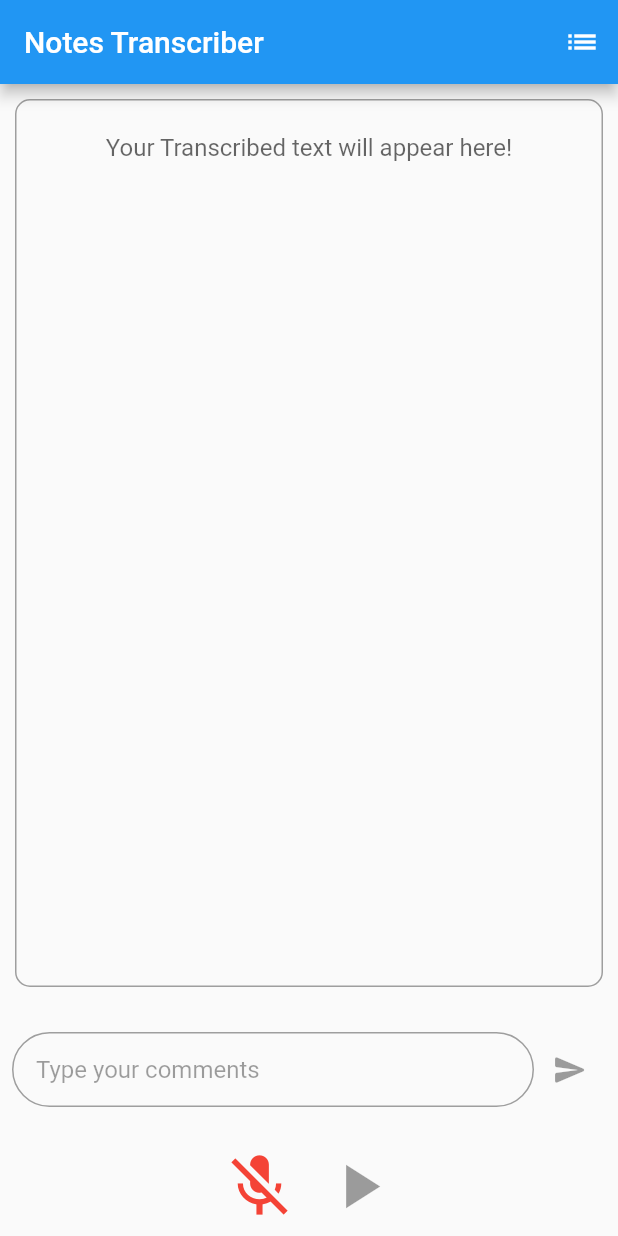
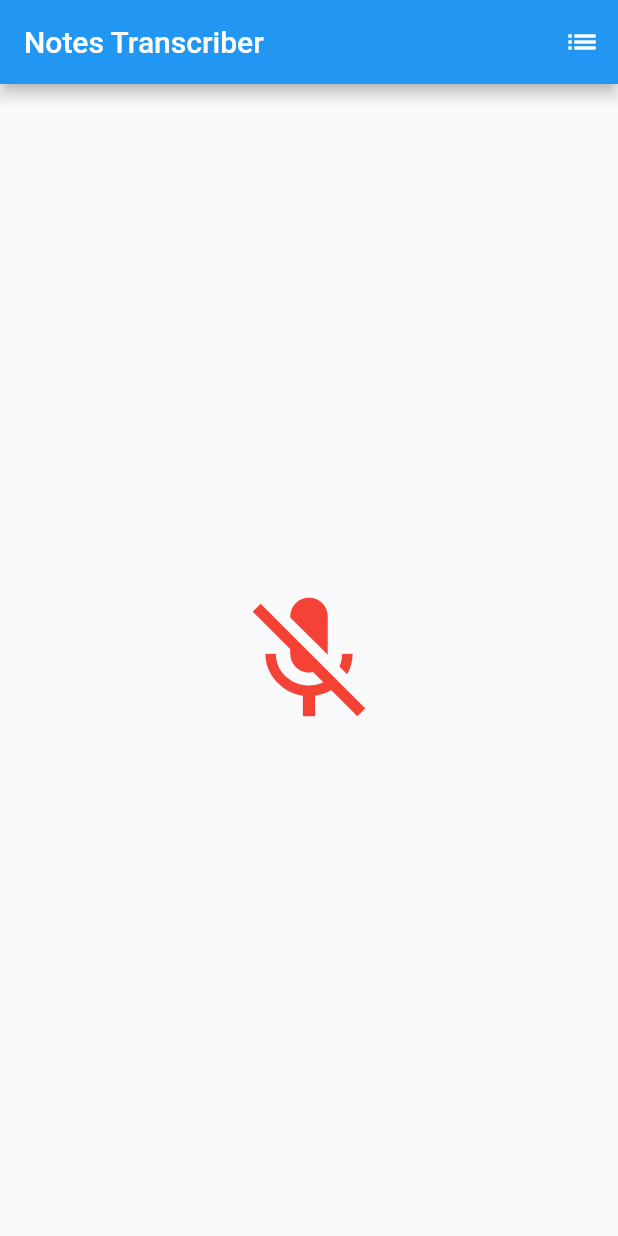
Before and after one commit to rahulroy96/audio-transcribe-ui, a Flutter app: the screen it shows after launch, after a tap on the "mic" icon, on a phone screen of 412 x 824 dp. Run offline on Flutter 3.47's test engine with Material 2 defaults, Android fonts, the phone set to English and light mode, and no system bars; our stand-ins replace permission_handler; missing offline and left inert: audio_session, flutter_sound; statements that could not run were skipped.

Commit message:
Changed the recorder view to show transcribed text only after the server call is success. Show loading screen while uploading to server

```diff
--- a/lib/screens/recorder_screen/recorder_screen.dart
+++ b/lib/screens/recorder_screen/recorder_screen.dart
@@ -17,22 +17,25 @@ import '../../constants/APIConstants.dart';
 import '../recording_list/recording_list.dart';
 
 class RecordingScreen extends StatefulWidget {
+  const RecordingScreen({super.key});
+
   @override
-  _RecordingScreenState createState() => _RecordingScreenState();
+  RecordingScreenState createState() => RecordingScreenState();
 }
 
-class _RecordingScreenState extends State<RecordingScreen> {
-  FlutterSoundRecorder _audioRecorder = FlutterSoundRecorder();
-  FlutterSoundPlayer _player = FlutterSoundPlayer();
+class RecordingScreenState extends State<RecordingScreen> {
+  final FlutterSoundRecorder _audioRecorder = FlutterSoundRecorder();
+  final FlutterSoundPlayer _player = FlutterSoundPlayer();
+  final TextEditingController _commentController = TextEditingController();
 
   String? _completeAudioFilePath;
   String? _audioFileName;
   String _transcribedText = '';
-  TextEditingController _commentController = TextEditingController();
   bool _isRecording = false;
   bool _hasRecorded = false;
   bool _isPlaying = false;
   bool _hasTranscribed = false;
+  bool _isUploading = false;
   int _transcriptionId = -1;
 
   @override
@@ -59,19 +62,15 @@ class _RecordingScreenState extends State<RecordingScreen> {
     super.dispose();
   }
 
-  Future<bool> _resetState() async {
+  void _startRecording() async {
+    if (_hasTranscribed) {
       setState(() {
-      _isRecording = false;
-      _isPlaying = false;
         _hasTranscribed = false;
-      _hasRecorded = false;
-      _transcribedText = '';
         _transcriptionId = -1;
+        _transcribedText = "";
       });
-    return true;
     }
 
-  void _startRecording() async {
     final statusMic = await Permission.microphone.request();
     if (statusMic != PermissionStatus.granted) {
       throw RecordingPermissionException('microphone permission');
@@ -101,42 +100,32 @@ class _RecordingScreenState extends State<RecordingScreen> {
 
     await _audioRecorder.openRecorder();
 
-    final session = await AudioSession.instance;
-
-    await session.configure(AudioSessionConfiguration(
-      avAudioSessionCategory: AVAudioSessionCategory.record,
-      avAudioSessionCategoryOptions:
-          AVAudioSessionCategoryOptions.allowBluetooth |
-              AVAudioSessionCategoryOptions.defaultToSpeaker,
-      avAudioSessionMode: AVAudioSessionMode.spokenAudio,
-      avAudioSessionRouteSharingPolicy:
-          AVAudioSessionRouteSharingPolicy.defaultPolicy,
-      avAudioSessionSetActiveOptions: AVAudioSessionSetActiveOptions.none,
-      androidAudioAttributes: const AndroidAudioAttributes(
-        contentType: AndroidAudioContentType.speech,
-        flags: AndroidAudioFlags.none,
-        usage: AndroidAudioUsage.voiceCommunication,
-      ),
-      androidAudioFocusGainType: AndroidAudioFocusGainType.gain,
-      androidWillPauseWhenDucked: true,
-    ));
-
     await _audioRecorder.startRecorder(
         toFile: _completeAudioFilePath, codec: Codec.defaultCodec);
   }
 
   void _stopRecordingAndUpload() async {
     await _audioRecorder.stopRecorder();
-    _hasRecorded = true;
-    _sendAudioToServer();
+
+    bool uploaded = await _sendAudioToServer();
+    // if ( uploaded){
+    //   ScaffoldMessenger.of(context).showSnackBar(const SnackBar(
+    //     backgroundColor: Color.fromRGBO(0, 255, 0, 0.5),
+    //     content: Text('File uploaded successfully.'),
+    //     duration: Duration(seconds: 3),
+    //   ));
+    // }
+    // setState(() {
+    //   _hasRecorded = true;
+    // });
   }
 
-  Future<void> _sendAudioToServer() async {
-    // const TRANSCRIBE_EDPOINT = "http://10.0.2.2:3000/api/v1/audio_recording";
-    const TRANSCRIBE_EDPOINT = APIConstants.baseUrl;
-    // "http://ec2-18-189-229-171.us-east-2.compute.amazonaws.com/api/v1/audio_recording";
+  Future<bool> _sendAudioToServer() async {
+    setState(() {
+      _isUploading = true;
+    });
 
-    var url = Uri.parse(TRANSCRIBE_EDPOINT);
+    var url = Uri.parse(APIConstants.baseUrl);
     var request = http.MultipartRequest('POST', url);
 
     request.files.add(await http.MultipartFile.fromPath(
@@ -146,14 +135,14 @@ class _RecordingScreenState extends State<RecordingScreen> {
 
     var response = await http.Response.fromStream(streamedResponse);
     if (response.statusCode == 201) {
-      print(response.body);
-      print('Audio Uploaded Successfully');
+      print("response body of create: $response.body");
+      print('Transcribed Successfully');
 
       var data = jsonDecode(response.body);
 
-      ScaffoldMessenger.of(context).showSnackBar(SnackBar(
+      ScaffoldMessenger.of(context).showSnackBar(const SnackBar(
         backgroundColor: Color.fromRGBO(0, 255, 0, 0.5),
-        content: Text('File uploaded successfully.'),
+        content: Text('Transcribed successfully.'),
         duration: Duration(seconds: 3),
       ));
 
@@ -162,15 +151,25 @@ class _RecordingScreenState extends State<RecordingScreen> {
         _transcribedText = data["transcription"];
         _transcriptionId = data["id"];
         _completeAudioFilePath = _completeAudioFilePath;
+        _isUploading = false;
       });
+
+      return true;
     } else {
       ScaffoldMessenger.of(context).showSnackBar(SnackBar(
         content: Text(response.body),
-        duration: Duration(seconds: 3),
+        duration: const Duration(seconds: 3),
       ));
-      print(response.reasonPhrase);
+      setState(() {
+        _isUploading = false;
+        _hasTranscribed = false;
+        _transcribedText = "";
+        _transcriptionId = -13;
+      });
+
       print(response.statusCode);
       print('Audio Upload Failed');
+      return false;
     }
   }
 
@@ -230,30 +229,10 @@ class _RecordingScreenState extends State<RecordingScreen> {
 
   @override
   Widget build(BuildContext context) {
-    return WillPopScope(
-        onWillPop: _resetState,
-        child: Scaffold(
-          appBar: AppBar(
-            title: Text('Notes Transcriber'),
-            actions: <Widget>[
-              IconButton(
-                icon: Icon(Icons.list),
-                onPressed: () {
-                  Navigator.push(
-                    context,
-                    MaterialPageRoute(
-                        builder: (context) => RecordingsListPage()),
-                  );
-                },
-              ),
-            ],
-          ),
-          body: Column(
-            children: <Widget>[
-              Expanded(
+    var transcribedTextView = Expanded(
       child: Container(
-                  padding: EdgeInsets.all(10.0),
-                  margin: EdgeInsets.all(10.0),
+        padding: const EdgeInsets.all(10.0),
+        margin: const EdgeInsets.all(10.0),
         decoration: BoxDecoration(
           border: Border.all(color: Colors.grey),
           borderRadius: BorderRadius.circular(10.0),
@@ -270,15 +249,14 @@ class _RecordingScreenState extends State<RecordingScreen> {
           ),
         ),
       ),
-              ),
-              Padding(
-                padding:
-                    const EdgeInsets.symmetric(horizontal: 8.0, vertical: 20.0),
+    );
+    var commentView = Padding(
+      padding: const EdgeInsets.symmetric(horizontal: 8.0, vertical: 20.0),
       child: Row(
         children: [
           Expanded(
             child: Container(
-                        padding: EdgeInsets.symmetric(horizontal: 15.0),
+              padding: const EdgeInsets.symmetric(horizontal: 15.0),
               decoration: BoxDecoration(
                 border: Border.all(color: Colors.grey),
                 borderRadius: BorderRadius.circular(25.0),
@@ -299,8 +277,9 @@ class _RecordingScreenState extends State<RecordingScreen> {
           ),
         ],
       ),
-              ),
-              Row(
+    );
+
+    var buttonRow = Row(
       mainAxisAlignment: MainAxisAlignment.center,
       children: [
         IconButton(
@@ -312,8 +291,7 @@ class _RecordingScreenState extends State<RecordingScreen> {
         if (_hasRecorded)
           IconButton(
             icon: Icon(_isPlaying ? Icons.pause : Icons.play_arrow),
-                      onPressed:
-                          _hasRecorded ? _playRecording : _pauseRecording,
+            onPressed: _hasRecorded ? _playRecording : _pauseRecording,
             color: _hasRecorded ? Colors.grey : Colors.blue,
             iconSize: 50,
           )
@@ -325,9 +303,44 @@ class _RecordingScreenState extends State<RecordingScreen> {
             iconSize: 50,
           ),
       ],
-              )
+    );
+
+    var centeredMic = Expanded(
+        child: Center(
+            child: _isUploading
+                ? CircularProgressIndicator() // Show loading spinner when uploading
+                : IconButton(
+                    icon: Icon(_isRecording ? Icons.mic_off : Icons.mic),
+                    onPressed: _isUploading ? null : _onRecordButtonPressed,
+                    color: _isRecording ? Colors.red : Colors.blue,
+                    iconSize: 100,
+                  )));
+
+    return Scaffold(
+      appBar: AppBar(
+        title: const Text('Notes Transcriber'),
+        actions: <Widget>[
+          IconButton(
+            icon: const Icon(Icons.list),
+            onPressed: () {
+              Navigator.pushReplacement(
+                context,
+                MaterialPageRoute(builder: (context) => RecordingsListPage()),
+              );
+            },
+          ),
         ],
       ),
-        ));
+      body: Column(
+        children: <Widget>[
+          if (_hasTranscribed) ...[
+            transcribedTextView,
+            commentView,
+            buttonRow,
+          ] else
+            centeredMic
+        ],
+      ),
+    );
   }
 }
```
Lines whose indentation alone changed are shown as unchanged.
